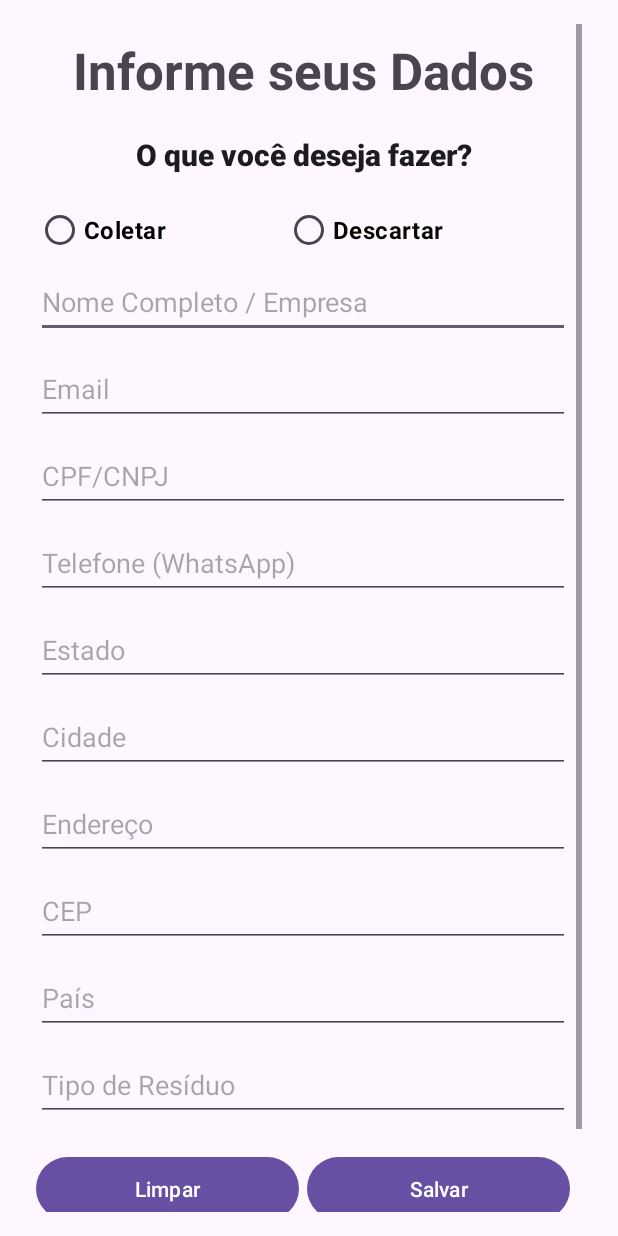
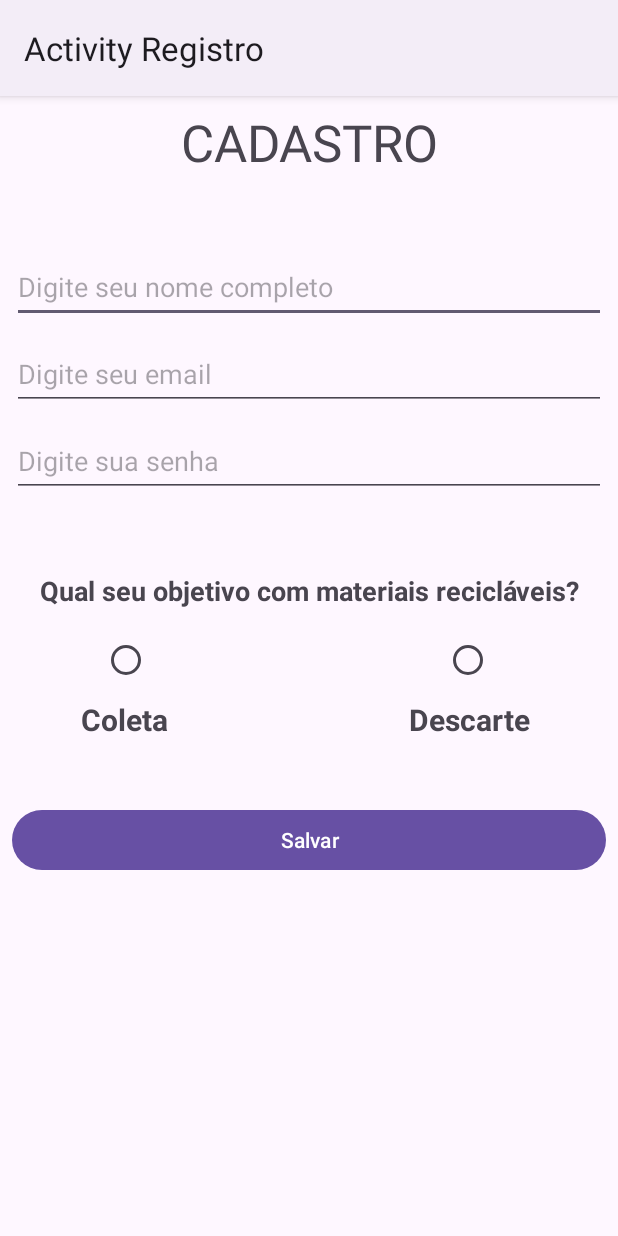
Before and after one commit to rxsantos/greencycle, an Android app: the screen it shows after launch (Cadastro before the commit, Registro after it), after a tap on "CADASTRAR", on a phone screen of 412 x 824 dp. Run offline under Robolectric (Android 15) with nearby library versions, the phone set to English and light mode, and no system bars.

Commit message:
Adicionado Formulário para Solicitações de Coletas e corrigido parametros do Banco de Dados

```diff
--- a/app/src/main/java/com/pucpr/greencycle/controller/Cadastro.java
+++ b/app/src/main/java/com/pucpr/greencycle/controller/Formulario.java
@@ -3,12 +3,11 @@ package com.pucpr.greencycle.controller;
 import androidx.appcompat.app.AppCompatActivity;
 
 import android.os.Bundle;
-import android.widget.Button;
 import android.widget.RadioButton;
 
 import com.pucpr.greencycle.R;
 
-public class Cadastro extends AppCompatActivity {
+public class Formulario extends AppCompatActivity {
 
     RadioButton collector, delivery;
 
--- a/app/src/main/java/com/pucpr/greencycle/controller/Login.java
+++ b/app/src/main/java/com/pucpr/greencycle/controller/Login.java
@@ -19,6 +19,7 @@ public class Login extends AppCompatActivity {
         super.onCreate(savedInstanceState);
         setContentView(R.layout.activity_login);
         setTitle("Activity Login");
+        DataModel.getInstance().createDatabase(getApplicationContext());
     }
     public void loginButtonOnClick(View v){
         EditText usernameEditText = findViewById(R.id.usernameEditText);
@@ -65,7 +66,7 @@ public class Login extends AppCompatActivity {
         }
     }
     public void registerButtonOnClick(View v){
-        Intent intent = new Intent(Login.this, Cadastro.class);
+        Intent intent = new Intent(Login.this, Registro.class);
         startActivity(intent);
     }
     public void recoverButtonOnClick(View v){
--- /dev/null
+++ b/app/src/main/java/com/pucpr/greencycle/controller/Registro.java
@@ -0,0 +1,19 @@
+package com.pucpr.greencycle.controller;
+
+import androidx.appcompat.app.AppCompatActivity;
+
+import android.os.Bundle;
+
+import com.pucpr.greencycle.R;
+
+public class Registro extends AppCompatActivity {
+
+
+    @Override
+    protected void onCreate(Bundle savedInstanceState) {
+        super.onCreate(savedInstanceState);
+        setContentView(R.layout.activity_registro);
+        setTitle("Activity Registro");
+
+    }
+}
--- a/app/src/main/java/com/pucpr/greencycle/model/Contact.java
+++ b/app/src/main/java/com/pucpr/greencycle/model/Contact.java
@@ -2,10 +2,10 @@ package com.pucpr.greencycle.model;
 
 public class Contact {
     private long id;
-    private String op, name, phone, address, city, zipcode, country, email, cpf, cnpj, residuo, data, hora;
+    private String op, name, phone, address, city, zipcode, country, email, password, cpf, cnpj, residuo, data, hora;
 
 
-    public Contact(String op, String name, String phone,  String address, String city, String zipcode, String country, String email, String cpf, String cnpj, String residuo, String data, String hora) {
+    public Contact(String op, String name, String phone,  String address, String city, String zipcode, String country, String email, String password, String cpf, String cnpj, String residuo, String data, String hora) {
         this.op = op;
         this.name = name;
         this.phone = phone;
@@ -14,6 +14,7 @@ public class Contact {
         this.zipcode = zipcode;
         this.country = country;
         this.email = email;
+        this.password = password;
         this.cpf = cpf;
         this.cnpj = cnpj;
         this.residuo = residuo;
@@ -21,7 +22,7 @@ public class Contact {
         this.hora = hora;
     }
 
-    public Contact(long id, String op, String name, String phone,  String address, String city, String zipcode, String country, String email, String cpf, String cnpj, String residuo, String data, String hora) {
+    public Contact(long id, String op, String name, String phone,  String address, String city, String zipcode, String country, String email, String password,String cpf, String cnpj, String residuo, String data, String hora) {
         this.id = id;
         this.op = op;
         this.name = name;
@@ -31,6 +32,7 @@ public class Contact {
         this.zipcode = zipcode;
         this.country = country;
         this.email = email;
+        this.password = password;
         this.cpf = cpf;
         this.cnpj = cnpj;
         this.residuo = residuo;
@@ -38,7 +40,7 @@ public class Contact {
         this.hora = hora;
     }
 
-    public Contact(long id, String op, String name, String phone, String address, String email, String cpf, String cnpj, String residuo, String data, String hora) {
+    public Contact(long id, String op, String name, String phone, String address, String email, String password,String cpf, String cnpj, String residuo, String data, String hora) {
     }
 
 
@@ -114,6 +116,13 @@ public class Contact {
     public void setEmail(String email) {
         this.email = email;
     }
+    public String getPassword() {
+        return password;
+    }
+
+    public void setPassword(String password) {
+        this.password = password;
+    }
 
     public String getCpf() {
         return cpf;
--- a/app/src/main/java/com/pucpr/greencycle/model/ContactDatabase.java
+++ b/app/src/main/java/com/pucpr/greencycle/model/ContactDatabase.java
@@ -17,10 +17,11 @@ public class ContactDatabase extends SQLiteOpenHelper {
     private static final String COL_NAME =  "name";
     private static final String COL_PHONE = "phone";
     private static final String COL_ADDRESS = "address";
-    private static final String COL_CITY = "address";
-    private static final String COL_ZIPCODE = "address";
-    private static final String COL_COUNTRY = "address";
+    private static final String COL_CITY = "city";
+    private static final String COL_ZIPCODE = "zipcode";
+    private static final String COL_COUNTRY = "country";
     private static final String COL_EMAIL = "email";
+    private static final String COL_PASSWORD = "password";
     private static final String COL_CPF = "cpf";
     private static final String COL_CNPJ = "cnpj";
     private static final String COL_RESIDUO = "residuo";
@@ -28,12 +29,13 @@ public class ContactDatabase extends SQLiteOpenHelper {
     private static final String COL_HORA = "hora";
 
     public ContactDatabase(Context context){
+
         super(context, DB_NAME,null,DB_VERSION);
     }
     public void onCreate(SQLiteDatabase sqLiteDatabase){
-        String query = "Create table if not exists " +DB_TABLE + "("+
+        String query = "Create table if not exists " +DB_TABLE + "( "+
                 COL_ID + " integer primary key autoincrement, "+
-                COL_OP + " integer, "+
+                COL_OP + " integer, "+ //1 Para Coleta - 2 Para Descarte
                 COL_NAME + " text, "+
                 COL_PHONE + " text, "+
                 COL_ADDRESS + " text, "+
@@ -41,11 +43,13 @@ public class ContactDatabase extends SQLiteOpenHelper {
                 COL_ZIPCODE + " text, "+
                 COL_COUNTRY + " text, "+
                 COL_EMAIL + " text, "+
+                COL_PASSWORD + " text, "+
                 COL_CPF + " text, "+
                 COL_CNPJ + " text, "+
                 COL_RESIDUO + " text, "+
                 COL_DATA + " text, "+
                 COL_HORA + " text)";
+        sqLiteDatabase.execSQL(query);
     }
     @Override
     public void onUpgrade(SQLiteDatabase db, int oldVersion, int newVersion) {
@@ -61,6 +65,7 @@ public class ContactDatabase extends SQLiteOpenHelper {
         values.put(COL_ZIPCODE,c.getZipcode());
         values.put(COL_COUNTRY,c.getCountry());
         values.put(COL_EMAIL,c.getEmail());
+        values.put(COL_PASSWORD,c.getPassword());
         values.put(COL_CPF,c.getCpf());
         values.put(COL_CNPJ,c.getCnpj());
         values.put(COL_RESIDUO,c.getResiduo());
@@ -82,6 +87,7 @@ public class ContactDatabase extends SQLiteOpenHelper {
         values.put(COL_ZIPCODE,c.getZipcode());
         values.put(COL_COUNTRY,c.getCountry());
         values.put(COL_EMAIL,c.getEmail());
+        values.put(COL_PASSWORD,c.getPassword());
         values.put(COL_CPF,c.getCpf());
         values.put(COL_CNPJ,c.getCnpj());
         values.put(COL_RESIDUO,c.getResiduo());
@@ -100,9 +106,9 @@ public class ContactDatabase extends SQLiteOpenHelper {
             do{
                 long id = cursor.getLong(cursor.getColumnIndexOrThrow(COL_ID));
                 String op = cursor.getString(
+                        cursor.getColumnIndexOrThrow(COL_OP));
+                String name = cursor.getString(
                         cursor.getColumnIndexOrThrow(COL_NAME));
-                String name = cursor.getString(
-                        cursor.getColumnIndexOrThrow(COL_OP));
                 String phone = cursor.getString(
                         cursor.getColumnIndexOrThrow(COL_PHONE));
                 String address = cursor.getString(
@@ -115,6 +121,8 @@ public class ContactDatabase extends SQLiteOpenHelper {
                         cursor.getColumnIndexOrThrow(COL_COUNTRY));
                 String email = cursor.getString(
                         cursor.getColumnIndexOrThrow(COL_EMAIL));
+                String password = cursor.getString(
+                        cursor.getColumnIndexOrThrow(COL_PASSWORD));
                 String cpf = cursor.getString(
                         cursor.getColumnIndexOrThrow(COL_CPF));
                 String cnpj = cursor.getString(
@@ -125,7 +133,7 @@ public class ContactDatabase extends SQLiteOpenHelper {
                         cursor.getColumnIndexOrThrow(COL_DATA));
                 String hora = cursor.getString(
                         cursor.getColumnIndexOrThrow(COL_HORA));
-                contacts.add(new Contact(id, op, name, phone, address, email,cpf, cnpj,residuo,data,hora));
+                contacts.add(new Contact(id, op, name, phone, address, email, password, cpf, cnpj,residuo,data,hora));
             }while (cursor.moveToNext());
         }
         database.close();
@@ -141,6 +149,7 @@ public class ContactDatabase extends SQLiteOpenHelper {
         values.put(COL_ZIPCODE,c.getZipcode());
         values.put(COL_COUNTRY,c.getCountry());
         values.put(COL_EMAIL,c.getEmail());
+        values.put(COL_PASSWORD,c.getPassword());
         values.put(COL_CPF,c.getCpf());
         values.put(COL_CNPJ,c.getCnpj());
         values.put(COL_RESIDUO,c.getResiduo());
--- a/app/src/main/res/layout/activity_cadastro.xml
+++ b/app/src/main/res/layout/activity_cadastro.xml
@@ -4,7 +4,7 @@
     xmlns:tools="http://schemas.android.com/tools"
     android:layout_width="wrap_content"
     android:layout_height="match_parent"
-    tools:context=".controller.Cadastro">
+    tools:context=".controller.Formulario">
 
     <LinearLayout
         android:layout_width="match_parent"
@@ -247,7 +247,7 @@
                         android:id="@+id/button3"
                         android:layout_width="175dp"
                         android:layout_height="match_parent"
-                        android:text="Salvar"
+                        android:text="Cadastrar"
                         tools:layout_editor_absoluteX="155dp"
                         tools:layout_editor_absoluteY="1027dp" />
 
--- /dev/null
+++ b/app/src/main/res/layout/activity_registro.xml
@@ -0,0 +1,162 @@
+<?xml version="1.0" encoding="utf-8"?>
+<androidx.constraintlayout.widget.ConstraintLayout xmlns:android="http://schemas.android.com/apk/res/android"
+    xmlns:app="http://schemas.android.com/apk/res-auto"
+    xmlns:tools="http://schemas.android.com/tools"
+    android:layout_width="match_parent"
+    android:layout_height="match_parent"
+    tools:context=".controller.Registro">
+
+    <LinearLayout
+        android:layout_width="match_parent"
+        android:layout_height="match_parent"
+        android:layout_marginStart="8dp"
+        android:layout_marginTop="8dp"
+        android:layout_marginEnd="8dp"
+        android:layout_marginBottom="8dp"
+        android:orientation="vertical"
+        app:layout_constraintBottom_toBottomOf="parent"
+        app:layout_constraintEnd_toEndOf="parent"
+        app:layout_constraintStart_toStartOf="parent"
+        app:layout_constraintTop_toTopOf="parent">
+
+        <TextView
+            android:id="@+id/textView4"
+            android:layout_width="match_parent"
+            android:layout_height="wrap_content"
+            android:text="CADASTRO"
+            android:textAlignment="center"
+            android:textAppearance="@style/TextAppearance.AppCompat.Display1" />
+
+        <Space
+            android:layout_width="match_parent"
+            android:layout_height="50dp" />
+
+        <EditText
+            android:id="@+id/editTextFullName"
+            android:layout_width="match_parent"
+            android:layout_height="wrap_content"
+            android:ems="10"
+            android:hint="Digite seu nome completo"
+            android:inputType="text"
+            android:minHeight="48dp" />
+
+        <Space
+            android:layout_width="match_parent"
+            android:layout_height="10dp" />
+
+        <EditText
+            android:id="@+id/emailEditText"
+            android:layout_width="match_parent"
+            android:layout_height="wrap_content"
+            android:ems="10"
+            android:hint="Digite seu email"
+            android:inputType="textEmailAddress"
+            android:minHeight="48dp" />
+
+        <Space
+            android:layout_width="match_parent"
+            android:layout_height="10dp" />
+
+        <EditText
+            android:id="@+id/editTextPassword"
+            android:layout_width="match_parent"
+            android:layout_height="wrap_content"
+            android:ems="10"
+            android:hint="Digite sua senha"
+            android:inputType="textPassword"
+            android:minHeight="48dp" />
+
+        <Space
+            android:layout_width="match_parent"
+            android:layout_height="50dp" />
+
+        <TextView
+            android:id="@+id/textView7"
+            android:layout_width="match_parent"
+            android:layout_height="wrap_content"
+            android:text="Qual seu objetivo com materiais recicláveis?"
+            android:textAlignment="center"
+            android:textSize="18sp"
+            android:textStyle="bold" />
+
+        <Space
+            android:layout_width="match_parent"
+            android:layout_height="10dp" />
+
+        <RadioGroup
+            android:layout_width="match_parent"
+            android:layout_height="50dp"
+            android:orientation="horizontal">
+
+            <Space
+                android:layout_width="60dp"
+                android:layout_height="match_parent" />
+
+            <RadioButton
+                android:id="@+id/radioButton"
+                android:layout_width="48dp"
+                android:layout_height="wrap_content" />
+
+            <Space
+                android:layout_width="180dp"
+                android:layout_height="match_parent" />
+
+            <RadioButton
+                android:id="@+id/radioButton2"
+                android:layout_width="48dp"
+                android:layout_height="wrap_content" />
+
+            <Space
+                android:layout_width="60dp"
+                android:layout_height="match_parent" />
+        </RadioGroup>
+
+        <TableRow
+            android:layout_width="match_parent"
+            android:layout_height="40dp">
+
+            <Space
+                android:layout_width="30dp"
+                android:layout_height="match_parent" />
+
+            <TextView
+                android:id="@+id/textView9"
+                android:layout_width="90dp"
+                android:layout_height="match_parent"
+                android:text="Coleta"
+                android:textAlignment="center"
+                android:textAppearance="@style/TextAppearance.AppCompat.Display1"
+                android:textSize="20sp"
+                android:textStyle="bold" />
+
+            <Space
+                android:layout_width="140dp"
+                android:layout_height="match_parent" />
+
+            <TextView
+                android:id="@+id/textView10"
+                android:layout_width="90dp"
+                android:layout_height="match_parent"
+                android:text="Descarte"
+                android:textAlignment="center"
+                android:textAppearance="@style/TextAppearance.AppCompat.Display1"
+                android:textSize="20sp"
+                android:textStyle="bold" />
+
+            <Space
+                android:layout_width="40dp"
+                android:layout_height="match_parent" />
+        </TableRow>
+
+        <Space
+            android:layout_width="match_parent"
+            android:layout_height="30dp" />
+
+        <Button
+            android:id="@+id/button5"
+            android:layout_width="match_parent"
+            android:layout_height="wrap_content"
+            android:text="Salvar" />
+
+    </LinearLayout>
+</androidx.constraintlayout.widget.ConstraintLayout>
--- a/app/src/main/res/values/themes.xml
+++ b/app/src/main/res/values/themes.xml
@@ -1,6 +1,6 @@
 <resources xmlns:tools="http://schemas.android.com/tools">
     <!-- Base application theme. -->
-    <style name="Base.Theme.MultiActivity." parent="Theme.Material3.DayNight.NoActionBar">
+    <style name="Base.Theme.MultiActivity." parent="Theme.Material3.DayNight">
         <!-- Customize your light theme here. -->
         <!-- <item name="colorPrimary">@color/my_light_primary</item> -->
     </style>
```
Also changed, not shown: app/src/main/AndroidManifest.xml (+4 -3 lines).
